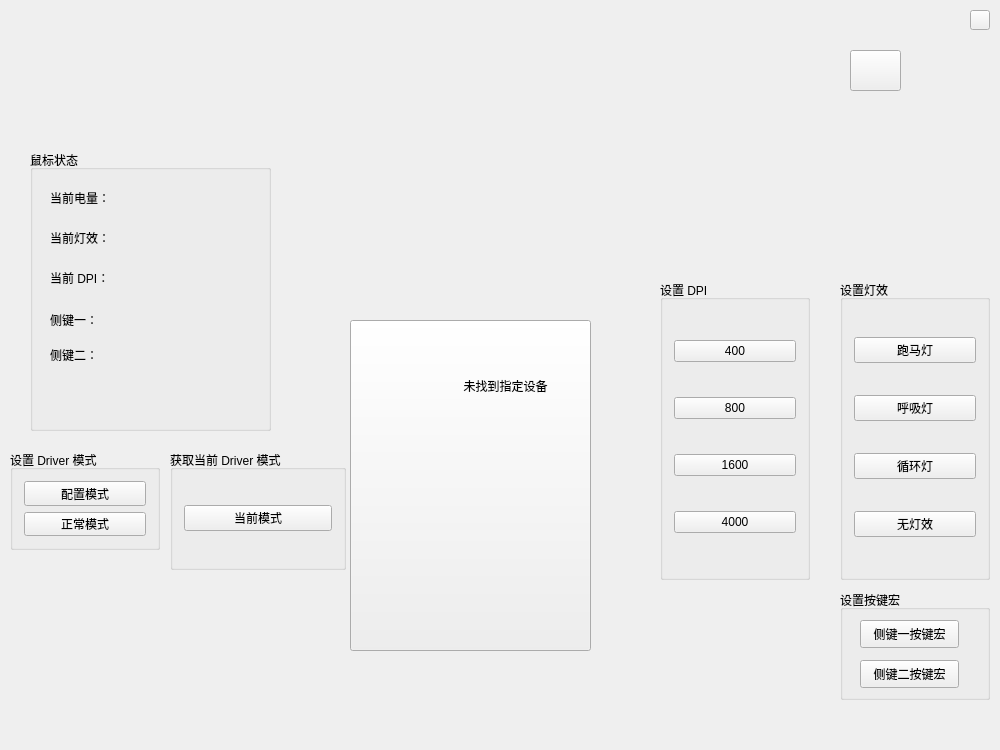
This is MouseConfigTool/mouseconfigtool.ui in isDerek/MouseTool_v1.0 as Qt 5 draws it before an edit. The edited form follows.
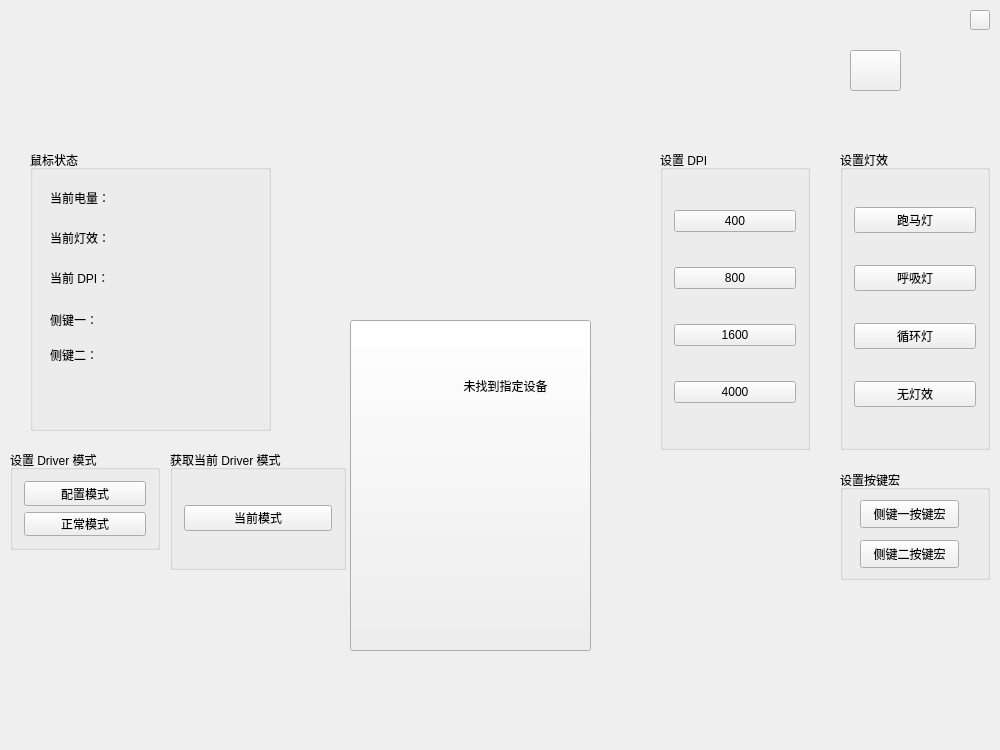
This is the edited form.

Diff of the .ui file:
```diff
--- a/MouseConfigTool/mouseconfigtool.ui
+++ b/MouseConfigTool/mouseconfigtool.ui
@@ -93,7 +93,7 @@
     <property name="geometry">
      <rect>
       <x>660</x>
-      <y>280</y>
+      <y>150</y>
       <width>150</width>
       <height>300</height>
      </rect>
@@ -148,7 +148,7 @@
     <property name="geometry">
      <rect>
       <x>840</x>
-      <y>280</y>
+      <y>150</y>
       <width>150</width>
       <height>300</height>
      </rect>
@@ -352,7 +352,7 @@
     <property name="geometry">
      <rect>
       <x>840</x>
-      <y>590</y>
+      <y>470</y>
       <width>150</width>
       <height>110</height>
      </rect>
```
